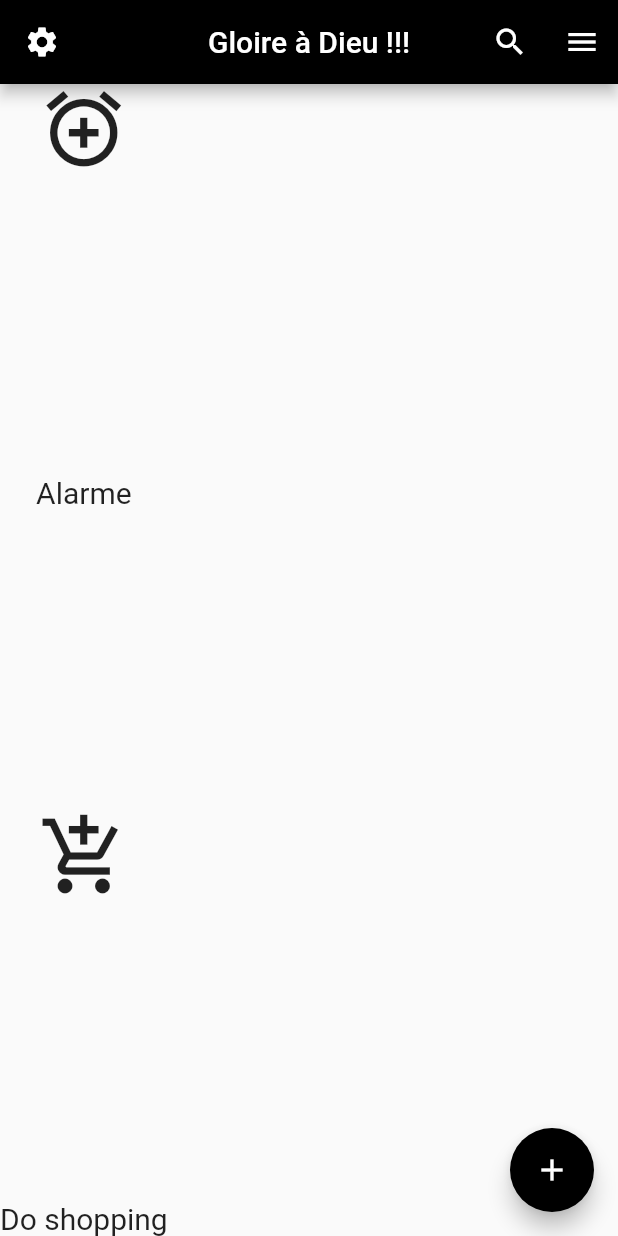
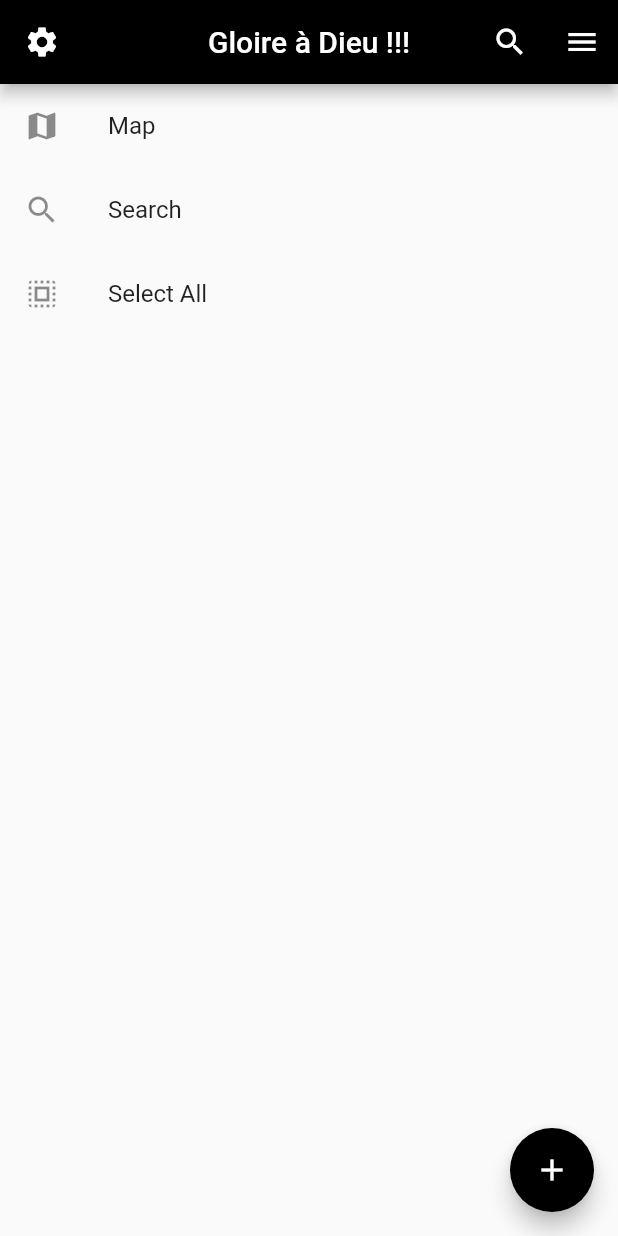
Before and after one commit to camara94/camara-mob, a Flutter app: the screen it shows after launch, on a phone screen of 412 x 824 dp. Run offline on Flutter 3.47's test engine with Material 2 defaults, Android fonts, the phone set to English and light mode, and no system bars.

Commit message:
Utilisation de ListView et ListTile

```diff
--- a/flutter_learn/lib/main.dart
+++ b/flutter_learn/lib/main.dart
@@ -44,15 +44,25 @@ class Home extends StatelessWidget {
           ),
         ],
       ),
-      body: Column(
-        mainAxisAlignment: MainAxisAlignment.spaceBetween,
+      body: ListView(
         children: <Widget>[
-          Icon(Icons.add_alarm, size: 60.0,),
-          Text('Alarme',style: TextStyle(fontSize:20.0),),
-          Icon(Icons.add_shopping_cart, size: 60.0,),
-          Text('Do shopping', style: TextStyle(fontSize:20.0),),
+          ListTile(
+            leading: Icon(Icons.map),
+            title:Text('Map'),
+            onTap: (){print('Map');},
+          ),
+          ListTile(
+            leading:  Icon(Icons.search),
+            title:Text('Search'),
+            onTap:(){print('Search');}
+          ),
+          ListTile(
+            leading: Icon(Icons.select_all),
+            title: Text('Select All'),
+            onTap: (){print('Select all');}
+          ),
         ],
-      )
+      ),
     );
   }
 }
```
